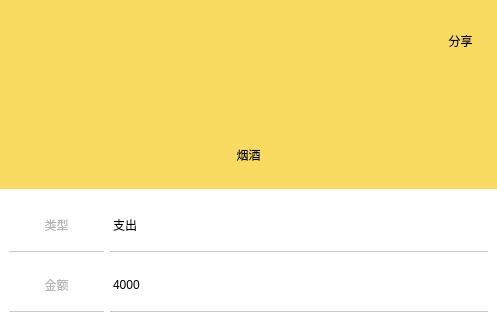
Qt form Kit/billdetailitemeditsubpage.ui (MichaelFeng823/SharkBookProject) before a commit; both pictures show x 0 to 497 and y 0 to 320 of the 497 by 883 pixel window.
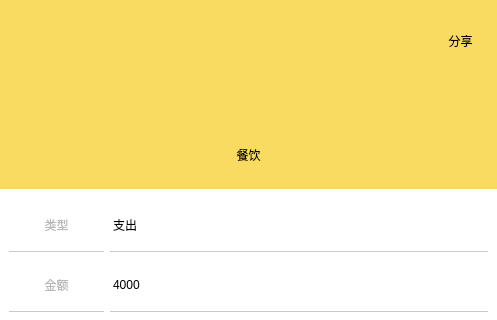
The same form after that commit. Icons and pictures are not drawn.

```diff
--- a/Kit/billdetailitemeditsubpage.ui
+++ b/Kit/billdetailitemeditsubpage.ui
@@ -195,7 +195,7 @@
             <string notr="true">font: 20pt &quot;微软雅黑&quot;;</string>
            </property>
            <property name="text">
-            <string>烟酒</string>
+            <string>餐饮</string>
            </property>
            <property name="alignment">
             <set>Qt::AlignCenter</set>
```
Left out of the diff: 2 changed lines with no effect on the pictures.
